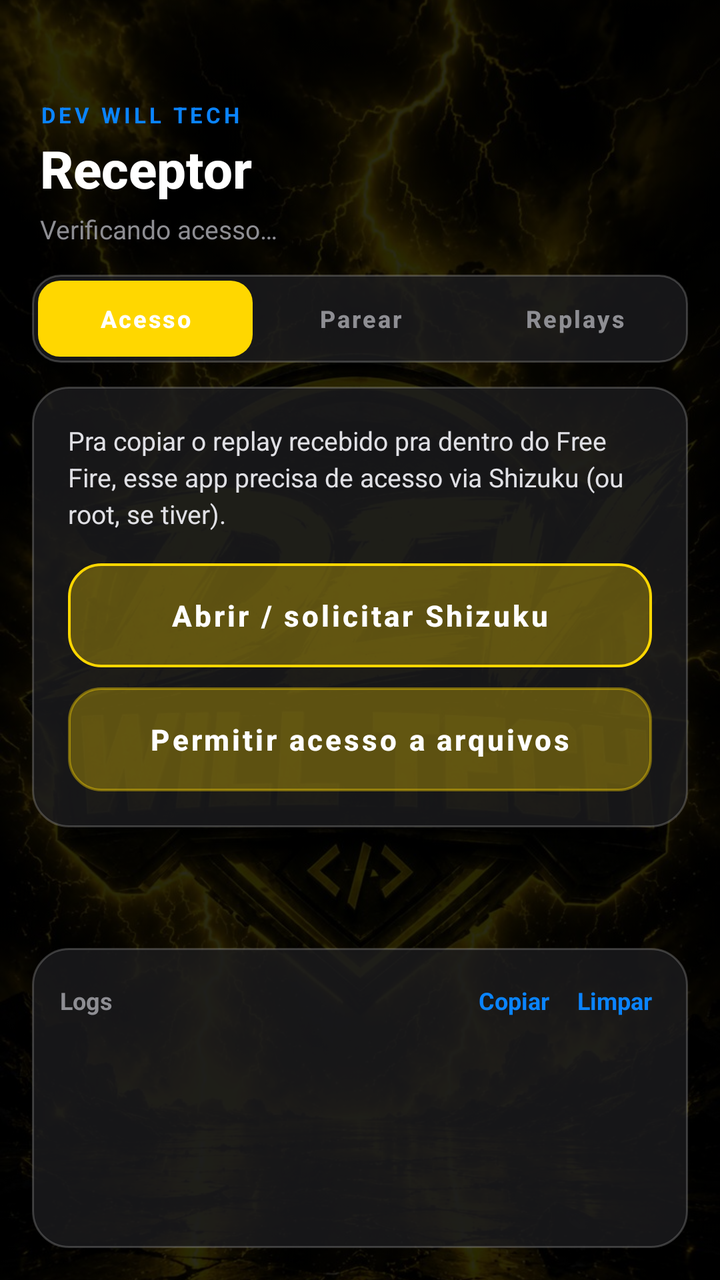
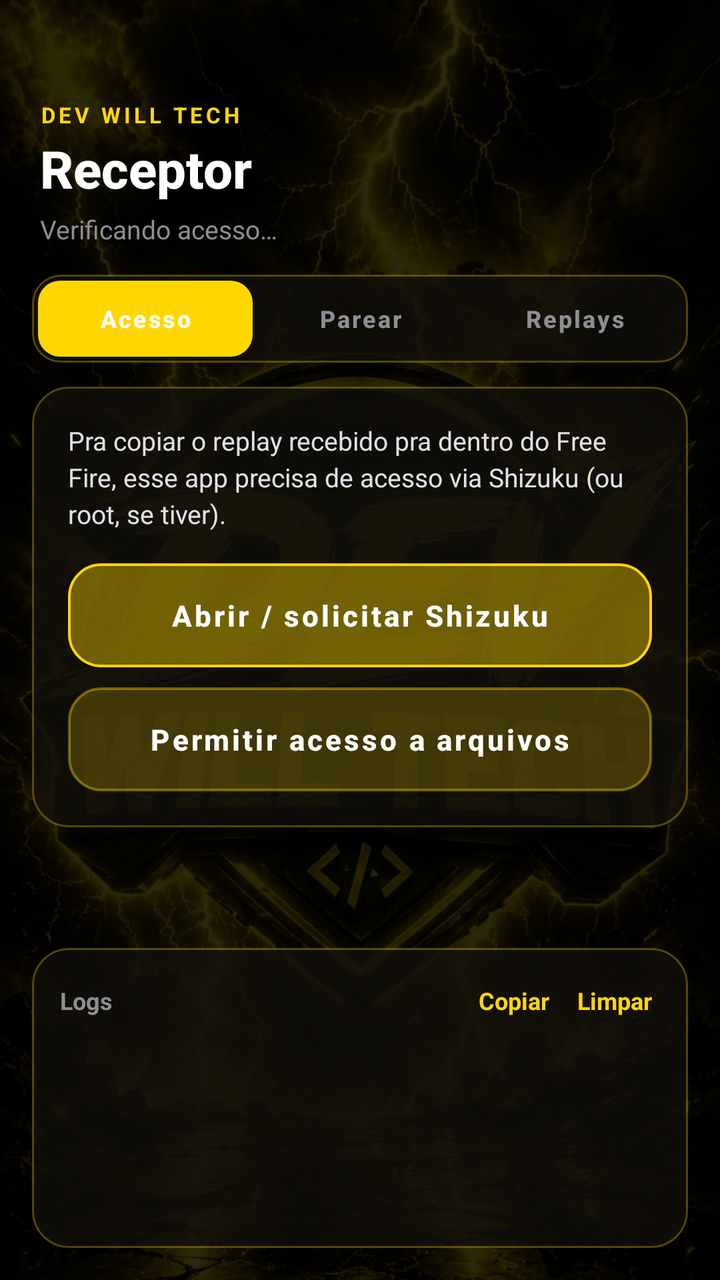

Two renders of the same Android screen: before a commit and after it. Below are the layout's source before the change and the commit's diff.
<!-- AndroidManifest.xml: application theme Theme.ReplayXReceiver -->
<!-- res/layout/activity_main.xml -->
<?xml version="1.0" encoding="utf-8"?>
<FrameLayout xmlns:android="http://schemas.android.com/apk/res/android"
    android:layout_width="match_parent"
    android:layout_height="match_parent"
    android:background="#000000">

    <ImageView
        android:layout_width="match_parent"
        android:layout_height="match_parent"
        android:src="@drawable/bg_devwill"
        android:scaleType="centerCrop"
        android:alpha="0.35" />

    <View
        android:layout_width="match_parent"
        android:layout_height="match_parent"
        android:background="#88000000" />

    <LinearLayout
        android:layout_width="match_parent"
        android:layout_height="match_parent"
        android:orientation="vertical">

        
        <LinearLayout
            android:layout_width="match_parent"
            android:layout_height="wrap_content"
            android:orientation="vertical"
            android:paddingStart="20dp"
            android:paddingEnd="20dp"
            android:paddingTop="50dp"
            android:paddingBottom="14dp">

            <TextView
                android:layout_width="wrap_content"
                android:layout_height="wrap_content"
                android:text="DEV WILL TECH"
                android:textColor="#0A84FF"
                android:textSize="11sp"
                android:textStyle="bold"
                android:letterSpacing="0.15" />

            <TextView
                android:id="@+id/tvTitulo"
                android:layout_width="wrap_content"
                android:layout_height="wrap_content"
                android:text="Receptor"
                android:textColor="#FFFFFF"
                android:textSize="26sp"
                android:textStyle="bold"
                android:fontFamily="sans-serif-medium"
                android:layout_marginTop="2dp" />

            <TextView
                android:id="@+id/tvShellStatus"
                android:layout_width="wrap_content"
                android:layout_height="wrap_content"
                android:text="Verificando acesso…"
                android:textColor="#8E8E93"
                android:textSize="13sp"
                android:layout_marginTop="4dp" />

        </LinearLayout>

        
        <LinearLayout
            android:layout_width="match_parent"
            android:layout_height="44dp"
            android:layout_marginStart="16dp"
            android:layout_marginEnd="16dp"
            android:layout_marginBottom="12dp"
            android:orientation="horizontal"
            android:background="@drawable/ios_tab_bar"
            android:padding="3dp">

            <Button
                android:id="@+id/tabPermissao"
                android:layout_width="0dp"
                android:layout_height="match_parent"
                android:layout_weight="1"
                android:text="Acesso"
                android:textAllCaps="false"
                android:textSize="12sp"
                android:textStyle="bold"
                android:textColor="#FFFFFF"
                android:background="@drawable/ios_tab_selected"
                android:stateListAnimator="@null"
                android:insetTop="0dp"
                android:insetBottom="0dp" />

            <Button
                android:id="@+id/tabParear"
                android:layout_width="0dp"
                android:layout_height="match_parent"
                android:layout_weight="1"
                android:text="Parear"
                android:textAllCaps="false"
                android:textSize="12sp"
                android:textStyle="bold"
                android:textColor="#8E8E93"
                android:background="@android:color/transparent"
                android:stateListAnimator="@null"
                android:insetTop="0dp"
                android:insetBottom="0dp" />

            <Button
                android:id="@+id/tabReplays"
                android:layout_width="0dp"
                android:layout_height="match_parent"
                android:layout_weight="1"
                android:text="Replays"
                android:textAllCaps="false"
                android:textSize="12sp"
                android:textStyle="bold"
                android:textColor="#8E8E93"
                android:background="@android:color/transparent"
                android:stateListAnimator="@null"
                android:insetTop="0dp"
                android:insetBottom="0dp" />

        </LinearLayout>

        <ScrollView
            android:layout_width="match_parent"
            android:layout_height="0dp"
            android:layout_weight="1">

            <FrameLayout
                android:layout_width="match_parent"
                android:layout_height="wrap_content"
                android:paddingStart="16dp"
                android:paddingEnd="16dp">

                
                <LinearLayout
                    android:id="@+id/secPermissao"
                    android:layout_width="match_parent"
                    android:layout_height="wrap_content"
                    android:orientation="vertical">

                    <LinearLayout
                        android:layout_width="match_parent"
                        android:layout_height="wrap_content"
                        android:orientation="vertical"
                        android:background="@drawable/ios_card"
                        android:padding="18dp">

                        <TextView
                            android:layout_width="match_parent"
                            android:layout_height="wrap_content"
                            android:text="Pra copiar o replay recebido pra dentro do Free Fire, esse app precisa de acesso via Shizuku (ou root, se tiver)."
                            android:textColor="#E0E0E5"
                            android:textSize="13sp"
                            android:lineSpacingExtra="3dp"
                            android:layout_marginBottom="16dp" />

                        <Button
                            android:id="@+id/btnAbrirShizuku"
                            android:layout_width="match_parent"
                            android:layout_height="52dp"
                            android:text="Abrir / solicitar Shizuku"
                            android:textAllCaps="false"
                            android:textColor="#FFFFFF"
                            android:textSize="14.5sp"
                            android:textStyle="bold"
                            android:background="@drawable/ios_btn_primary"
                            android:stateListAnimator="@null" />

                        <Button
                            android:id="@+id/btnSolicitarArquivos"
                            android:layout_width="match_parent"
                            android:layout_height="52dp"
                            android:text="Permitir acesso a arquivos"
                            android:textAllCaps="false"
                            android:textColor="#FFFFFF"
                            android:textSize="14.5sp"
                            android:textStyle="bold"
                            android:background="@drawable/ios_btn_secondary"
                            android:stateListAnimator="@null"
                            android:layout_marginTop="10dp" />

                    </LinearLayout>

                </LinearLayout>

                
                <LinearLayout
                    android:id="@+id/secParear"
                    android:layout_width="match_parent"
                    android:layout_height="wrap_content"
                    android:orientation="vertical"
                    android:visibility="gone">

                    <LinearLayout
                        android:layout_width="match_parent"
                        android:layout_height="wrap_content"
                        android:orientation="vertical"
                        android:background="@drawable/ios_card"
                        android:padding="18dp">

                        <TextView
                            android:layout_width="match_parent"
                            android:layout_height="wrap_content"
                            android:text="Informe o código gerado no app do PC/emulador pra parear os dois aparelhos."
                            android:textColor="#E0E0E5"
                            android:textSize="13sp"
                            android:lineSpacingExtra="3dp"
                            android:layout_marginBottom="16dp" />

                        <LinearLayout
                            android:layout_width="match_parent"
                            android:layout_height="56dp"
                            android:orientation="horizontal">

                            <EditText
                                android:id="@+id/etCodigo"
                                android:layout_width="0dp"
                                android:layout_height="match_parent"
                                android:layout_weight="1"
                                android:background="@drawable/ios_input"
                                android:hint="Código de 6 dígitos"
                                android:textColorHint="#8E8E93"
                                android:textColor="#0A84FF"
                                android:textSize="19sp"
                                android:textStyle="bold"
                                android:gravity="center"
                                android:letterSpacing="0.12"
                                android:inputType="textCapCharacters"
                                android:maxLength="6"
                                android:paddingStart="16dp"
                                android:paddingEnd="16dp" />

                            <Button
                                android:id="@+id/btnColarCodigo"
                                android:layout_width="wrap_content"
                                android:layout_height="match_parent"
                                android:layout_marginStart="8dp"
                                android:text="Colar"
                                android:textAllCaps="false"
                                android:textColor="#FFFFFF"
                                android:textSize="13sp"
                                android:textStyle="bold"
                                android:paddingStart="16dp"
                                android:paddingEnd="16dp"
                                android:background="@drawable/ios_btn_secondary"
                                android:stateListAnimator="@null" />

                        </LinearLayout>

                        <Button
                            android:id="@+id/btnParear"
                            android:layout_width="match_parent"
                            android:layout_height="52dp"
                            android:text="Parear dispositivo"
                            android:textAllCaps="false"
                            android:textColor="#FFFFFF"
                            android:textSize="14.5sp"
                            android:textStyle="bold"
                            android:background="@drawable/ios_btn_primary"
                            android:stateListAnimator="@null"
                            android:layout_marginTop="14dp" />

                    </LinearLayout>

                    <LinearLayout
                        android:id="@+id/boxPareado"
                        android:layout_width="match_parent"
                        android:layout_height="wrap_content"
                        android:orientation="vertical"
                        android:background="@drawable/ios_card"
                        android:padding="18dp"
                        android:layout_marginTop="14dp"
                        android:visibility="gone">

                        <LinearLayout
                            android:layout_width="wrap_content"
                            android:layout_height="wrap_content"
                            android:orientation="horizontal"
                            android:gravity="center_vertical"
                            android:background="@drawable/ios_pill_ok"
                            android:paddingStart="10dp"
                            android:paddingEnd="10dp"
                            android:paddingTop="4dp"
                            android:paddingBottom="4dp">

                            <TextView
                                android:layout_width="wrap_content"
                                android:layout_height="wrap_content"
                                android:text="● Pareado com o Enviador"
                                android:textColor="#34C759"
                                android:textSize="11sp"
                                android:textStyle="bold" />

                        </LinearLayout>

                        <Button
                            android:id="@+id/btnDesparearRecv"
                            android:layout_width="match_parent"
                            android:layout_height="48dp"
                            android:text="Desparear"
                            android:textAllCaps="false"
                            android:textColor="#FFFFFF"
                            android:textSize="13.5sp"
                            android:textStyle="bold"
                            android:background="@drawable/ios_btn_danger"
                            android:stateListAnimator="@null"
                            android:layout_marginTop="14dp" />

                    </LinearLayout>

                </LinearLayout>

                
                <LinearLayout
                    android:id="@+id/secReplays"
                    android:layout_width="match_parent"
                    android:layout_height="wrap_content"
                    android:orientation="vertical"
                    android:visibility="gone">

                    <LinearLayout
                        android:layout_width="match_parent"
                        android:layout_height="wrap_content"
                        android:orientation="vertical"
                        android:background="@drawable/ios_card"
                        android:padding="18dp">

                        <TextView
                            android:layout_width="match_parent"
                            android:layout_height="wrap_content"
                            android:text="Se o PC mandou um replay enquanto o app estava fechado, ele aparece assim que você abrir. Também dá pra checar na mão aqui."
                            android:textColor="#E0E0E5"
                            android:textSize="13sp"
                            android:lineSpacingExtra="3dp"
                            android:layout_marginBottom="16dp" />

                        <Button
                            android:id="@+id/btnVerificarReplay"
                            android:layout_width="match_parent"
                            android:layout_height="52dp"
                            android:text="Verificar replay pendente"
                            android:textAllCaps="false"
                            android:textColor="#FFFFFF"
                            android:textSize="14.5sp"
                            android:textStyle="bold"
                            android:background="@drawable/ios_btn_primary"
                            android:stateListAnimator="@null" />

                        <TextView
                            android:id="@+id/tvSemReplay"
                            android:layout_width="match_parent"
                            android:layout_height="wrap_content"
                            android:text="Nenhum replay pendente no momento."
                            android:textColor="#8E8E93"
                            android:textSize="12.5sp"
                            android:gravity="center"
                            android:layout_marginTop="16dp"
                            android:visibility="gone" />

                    </LinearLayout>

                </LinearLayout>

            </FrameLayout>

        </ScrollView>

        
        <LinearLayout
            android:layout_width="match_parent"
            android:layout_height="150dp"
            android:orientation="vertical"
            android:background="@drawable/ios_card"
            android:layout_margin="16dp"
            android:padding="14dp">

            <LinearLayout
                android:layout_width="match_parent"
                android:layout_height="wrap_content"
                android:orientation="horizontal"
                android:gravity="center_vertical">

                <TextView
                    android:layout_width="0dp"
                    android:layout_height="wrap_content"
                    android:layout_weight="1"
                    android:text="Logs"
                    android:textColor="#8E8E93"
                    android:textSize="12sp"
                    android:textStyle="bold" />

                <TextView
                    android:id="@+id/btnCopiarLogs"
                    android:layout_width="wrap_content"
                    android:layout_height="wrap_content"
                    android:text="Copiar"
                    android:textColor="#0A84FF"
                    android:textSize="12sp"
                    android:textStyle="bold"
                    android:padding="4dp"
                    android:layout_marginEnd="6dp" />

                <TextView
                    android:id="@+id/btnLimparLogs"
                    android:layout_width="wrap_content"
                    android:layout_height="wrap_content"
                    android:text="Limpar"
                    android:textColor="#0A84FF"
                    android:textSize="12sp"
                    android:textStyle="bold"
                    android:padding="4dp" />

            </LinearLayout>

            <ScrollView
                android:id="@+id/scrollLog"
                android:layout_width="match_parent"
                android:layout_height="0dp"
                android:layout_weight="1"
                android:scrollbars="none">

                <TextView
                    android:id="@+id/tvLog"
                    android:layout_width="match_parent"
                    android:layout_height="wrap_content"
                    android:fontFamily="monospace"
                    android:text=""
                    android:textColor="#C7C7CC"
                    android:textSize="10.5sp"
                    android:lineSpacingExtra="2dp" />

            </ScrollView>

        </LinearLayout>

    </LinearLayout>

    
    <FrameLayout
        android:id="@+id/overlayAguarde"
        android:layout_width="match_parent"
        android:layout_height="match_parent"
        android:background="#CC000000"
        android:clickable="true"
        android:focusable="true"
        android:visibility="gone">

        <LinearLayout
            android:layout_width="220dp"
            android:layout_height="wrap_content"
            android:layout_gravity="center"
            android:orientation="vertical"
            android:gravity="center"
            android:background="@drawable/ios_card"
            android:padding="26dp">

            <ProgressBar
                android:layout_width="40dp"
                android:layout_height="40dp"
                android:indeterminateTint="#0A84FF"
                android:layout_marginBottom="16dp" />

            <TextView
                android:id="@+id/tvAguarde"
                android:layout_width="wrap_content"
                android:layout_height="wrap_content"
                android:text="Aguarde…"
                android:textColor="#FFFFFF"
                android:textSize="14.5sp"
                android:textStyle="bold"
                android:gravity="center" />

        </LinearLayout>

    </FrameLayout>

</FrameLayout>
<!-- resources referenced by this layout -->
<resources>
  <!-- drawable bg_devwill: jpg bitmap (drawable, 194284 bytes) -->
  <!-- drawable ios_btn_danger (drawable) -->
  <?xml version="1.0" encoding="utf-8"?>
  <shape xmlns:android="http://schemas.android.com/apk/res/android" android:shape="rectangle">
      <solid android:color="#4DFF453A" />
      <stroke android:width="1.3dp" android:color="#FF453A" />
      <corners android:radius="16dp" />
  </shape>
  <!-- drawable ios_btn_primary (drawable) -->
  <?xml version="1.0" encoding="utf-8"?>
  <shape xmlns:android="http://schemas.android.com/apk/res/android" android:shape="rectangle">
      <solid android:color="#4D0A84FF" />
      <stroke android:width="1.3dp" android:color="#0A84FF" />
      <corners android:radius="16dp" />
  </shape>
  <!-- drawable ios_btn_secondary (drawable) -->
  <?xml version="1.0" encoding="utf-8"?>
  <shape xmlns:android="http://schemas.android.com/apk/res/android" android:shape="rectangle">
      <solid android:color="#4DFFFFFF" />
      <stroke android:width="1.2dp" android:color="#66FFFFFF" />
      <corners android:radius="16dp" />
  </shape>
  <!-- drawable ios_card (drawable) -->
  <?xml version="1.0" encoding="utf-8"?>
  <shape xmlns:android="http://schemas.android.com/apk/res/android" android:shape="rectangle">
      <solid android:color="#CC1C1C1E" />
      <stroke android:width="1dp" android:color="#33FFFFFF" />
      <corners android:radius="18dp" />
  </shape>
  <!-- drawable ios_input (drawable) -->
  <?xml version="1.0" encoding="utf-8"?>
  <shape xmlns:android="http://schemas.android.com/apk/res/android" android:shape="rectangle">
      <solid android:color="#4D2C2C2E" />
      <stroke android:width="1.2dp" android:color="#4D0A84FF" />
      <corners android:radius="14dp" />
  </shape>
  <!-- drawable ios_pill_ok (drawable) -->
  <?xml version="1.0" encoding="utf-8"?>
  <shape xmlns:android="http://schemas.android.com/apk/res/android" android:shape="rectangle">
      <solid android:color="#1E3A2A" />
      <corners android:radius="12dp" />
  </shape>
  <!-- drawable ios_tab_bar (drawable) -->
  <?xml version="1.0" encoding="utf-8"?>
  <shape xmlns:android="http://schemas.android.com/apk/res/android" android:shape="rectangle">
      <solid android:color="#CC1C1C1E" />
      <stroke android:width="1dp" android:color="#33FFFFFF" />
      <corners android:radius="14dp" />
  </shape>
  <!-- drawable ios_tab_selected (drawable) -->
  <?xml version="1.0" encoding="utf-8"?>
  <shape xmlns:android="http://schemas.android.com/apk/res/android" android:shape="rectangle">
      <solid android:color="#0A84FF" />
      <corners android:radius="11dp" />
  </shape>
  <style name="Theme.ReplayXReceiver" parent="Theme.MaterialComponents.NoActionBar">
          <item name="colorPrimary">#FFD700</item>
          <item name="colorPrimaryVariant">#FFA500</item>
          <item name="colorOnPrimary">#000000</item>
          <item name="colorSecondary">#CC8800</item>
          <item name="colorOnSecondary">#000000</item>
          <item name="android:statusBarColor">#080800</item>
          <item name="android:navigationBarColor">#080800</item>
          <item name="android:windowBackground">#080800</item>
      </style>
</resources>

<!-- the commit's change to res/layout/activity_main.xml (unified diff, before → after) -->
@@ -35,7 +35,7 @@
                 android:layout_width="wrap_content"
                 android:layout_height="wrap_content"
                 android:text="DEV WILL TECH"
-                android:textColor="#0A84FF"
+                android:textColor="#FFD60A"
                 android:textSize="11sp"
                 android:textStyle="bold"
                 android:letterSpacing="0.15" />
@@ -220,7 +220,7 @@
                                 android:background="@drawable/ios_input"
                                 android:hint="Código de 6 dígitos"
                                 android:textColorHint="#8E8E93"
-                                android:textColor="#0A84FF"
+                                android:textColor="#FFD60A"
                                 android:textSize="19sp"
                                 android:textStyle="bold"
                                 android:gravity="center"
@@ -237,7 +237,7 @@
                                 android:layout_marginStart="8dp"
                                 android:text="Colar"
                                 android:textAllCaps="false"
-                                android:textColor="#FFFFFF"
+                                android:textColor="#FFD60A"
                                 android:textSize="13sp"
                                 android:textStyle="bold"
                                 android:paddingStart="16dp"
@@ -394,7 +394,7 @@
                     android:layout_width="wrap_content"
                     android:layout_height="wrap_content"
                     android:text="Copiar"
-                    android:textColor="#0A84FF"
+                    android:textColor="#FFD60A"
                     android:textSize="12sp"
                     android:textStyle="bold"
                     android:padding="4dp"
@@ -405,7 +405,7 @@
                     android:layout_width="wrap_content"
                     android:layout_height="wrap_content"
                     android:text="Limpar"
-                    android:textColor="#0A84FF"
+                    android:textColor="#FFD60A"
                     android:textSize="12sp"
                     android:textStyle="bold"
                     android:padding="4dp" />
@@ -457,7 +457,7 @@
             <ProgressBar
                 android:layout_width="40dp"
                 android:layout_height="40dp"
-                android:indeterminateTint="#0A84FF"
+                android:indeterminateTint="#FFD60A"
                 android:layout_marginBottom="16dp" />
 
             <TextView
<!-- resource entries referenced after the edit -->
@@ -11,29 +11,29 @@
   <!-- drawable ios_btn_primary (drawable) -->
   <?xml version="1.0" encoding="utf-8"?>
   <shape xmlns:android="http://schemas.android.com/apk/res/android" android:shape="rectangle">
-      <solid android:color="#4D0A84FF" />
-      <stroke android:width="1.3dp" android:color="#0A84FF" />
+      <solid android:color="#66FFD60A" />
+      <stroke android:width="1.3dp" android:color="#FFD60A" />
       <corners android:radius="16dp" />
   </shape>
   <!-- drawable ios_btn_secondary (drawable) -->
   <?xml version="1.0" encoding="utf-8"?>
   <shape xmlns:android="http://schemas.android.com/apk/res/android" android:shape="rectangle">
-      <solid android:color="#4DFFFFFF" />
-      <stroke android:width="1.2dp" android:color="#66FFFFFF" />
+      <solid android:color="#33FFD60A" />
+      <stroke android:width="1.2dp" android:color="#66FFD60A" />
       <corners android:radius="16dp" />
   </shape>
   <!-- drawable ios_card (drawable) -->
   <?xml version="1.0" encoding="utf-8"?>
   <shape xmlns:android="http://schemas.android.com/apk/res/android" android:shape="rectangle">
-      <solid android:color="#CC1C1C1E" />
-      <stroke android:width="1dp" android:color="#33FFFFFF" />
+      <solid android:color="#CC12100A" />
+      <stroke android:width="1dp" android:color="#4DFFD60A" />
       <corners android:radius="18dp" />
   </shape>
   <!-- drawable ios_input (drawable) -->
   <?xml version="1.0" encoding="utf-8"?>
   <shape xmlns:android="http://schemas.android.com/apk/res/android" android:shape="rectangle">
-      <solid android:color="#4D2C2C2E" />
-      <stroke android:width="1.2dp" android:color="#4D0A84FF" />
+      <solid android:color="#4D2A2408" />
+      <stroke android:width="1.2dp" android:color="#66FFD60A" />
       <corners android:radius="14dp" />
   </shape>
   <!-- drawable ios_pill_ok (drawable) -->
@@ -45,14 +45,14 @@
   <!-- drawable ios_tab_bar (drawable) -->
   <?xml version="1.0" encoding="utf-8"?>
   <shape xmlns:android="http://schemas.android.com/apk/res/android" android:shape="rectangle">
-      <solid android:color="#CC1C1C1E" />
-      <stroke android:width="1dp" android:color="#33FFFFFF" />
+      <solid android:color="#CC12100A" />
+      <stroke android:width="1dp" android:color="#4DFFD60A" />
       <corners android:radius="14dp" />
   </shape>
   <!-- drawable ios_tab_selected (drawable) -->
   <?xml version="1.0" encoding="utf-8"?>
   <shape xmlns:android="http://schemas.android.com/apk/res/android" android:shape="rectangle">
-      <solid android:color="#0A84FF" />
+      <solid android:color="#FFD60A" />
       <corners android:radius="11dp" />
   </shape>
   <style name="Theme.ReplayXReceiver" parent="Theme.MaterialComponents.NoActionBar">
